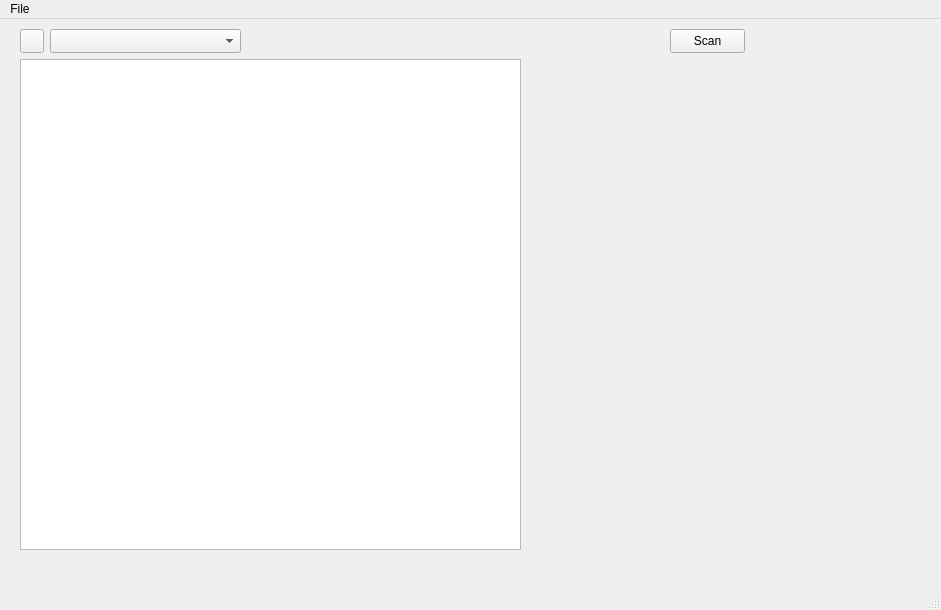
Before: the Qt Designer form src/MainWindow.ui in mubarizahmed/PichaScan, drawn with Qt 5.
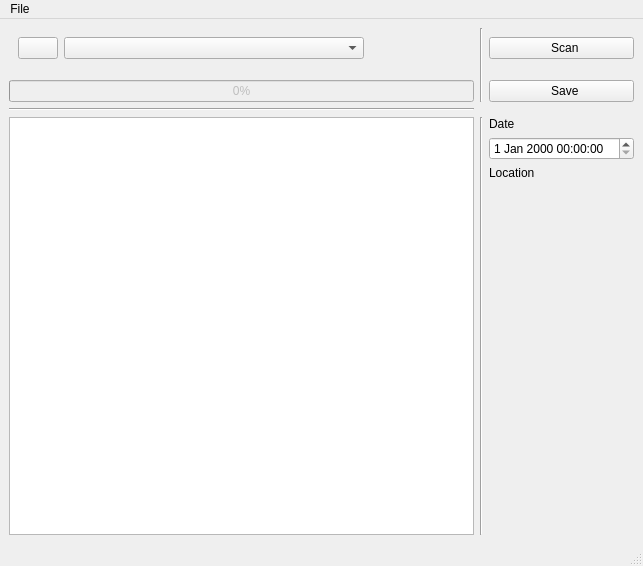
After: the same form once the commit is applied. Icons and pictures are not drawn.

```diff
--- a/src/MainWindow.ui
+++ b/src/MainWindow.ui
@@ -6,35 +6,48 @@
    <rect>
     <x>0</x>
     <y>0</y>
-    <width>941</width>
-    <height>610</height>
+    <width>643</width>
+    <height>566</height>
    </rect>
   </property>
   <property name="windowTitle">
    <string>PichaScan</string>
   </property>
   <widget class="QWidget" name="centralwidget">
-   <widget class="QPushButton" name="scanButton">
-    <property name="geometry">
-     <rect>
-      <x>670</x>
-      <y>10</y>
-      <width>75</width>
-      <height>24</height>
-     </rect>
-    </property>
-    <property name="text">
-     <string>Scan</string>
-    </property>
-   </widget>
+   <layout class="QGridLayout" name="gridLayout_2">
+    <item row="2" column="0">
+     <widget class="QWidget" name="horizontalWidget" native="true">
+      <layout class="QGridLayout" name="gridLayout_3">
+       <item row="0" column="2">
+        <spacer name="horizontalSpacer">
+         <property name="orientation">
+          <enum>Qt::Orientation::Horizontal</enum>
+         </property>
+         <property name="sizeType">
+          <enum>QSizePolicy::Policy::Expanding</enum>
+         </property>
+         <property name="sizeHint" stdset="0">
+          <size>
+           <width>40</width>
+           <height>20</height>
+          </size>
+         </property>
+        </spacer>
+       </item>
+       <item row="0" column="1">
+        <widget class="QComboBox" name="comboScanners">
+         <property name="minimumSize">
+          <size>
+           <width>300</width>
+           <height>0</height>
+          </size>
+         </property>
+        </widget>
+       </item>
+       <item row="0" column="0">
    <widget class="QPushButton" name="btnFindScanners">
-    <property name="geometry">
-     <rect>
-      <x>20</x>
-      <y>10</y>
-      <width>24</width>
-      <height>24</height>
-     </rect>
+         <property name="enabled">
+          <bool>true</bool>
     </property>
     <property name="toolTip">
      <string>Find scanners.</string>
@@ -52,26 +65,124 @@
      </size>
     </property>
    </widget>
-   <widget class="QComboBox" name="comboScanners">
-    <property name="geometry">
-     <rect>
-      <x>50</x>
-      <y>10</y>
-      <width>191</width>
-      <height>24</height>
-     </rect>
-    </property>
-   </widget>
+       </item>
+      </layout>
+     </widget>
+    </item>
+    <item row="6" column="0">
    <widget class="QGraphicsView" name="scanView">
-    <property name="geometry">
-     <rect>
-      <x>20</x>
-      <y>40</y>
-      <width>501</width>
-      <height>491</height>
-     </rect>
-    </property>
-   </widget>
+      <property name="backgroundBrush">
+       <brush brushstyle="SolidPattern">
+        <color alpha="255">
+         <red>255</red>
+         <green>255</green>
+         <blue>255</blue>
+        </color>
+       </brush>
+      </property>
+      <property name="interactive">
+       <bool>true</bool>
+      </property>
+     </widget>
+    </item>
+    <item row="4" column="0">
+     <widget class="QProgressBar" name="progressBar">
+      <property name="enabled">
+       <bool>false</bool>
+      </property>
+      <property name="value">
+       <number>0</number>
+      </property>
+     </widget>
+    </item>
+    <item row="6" column="1">
+     <widget class="Line" name="line">
+      <property name="orientation">
+       <enum>Qt::Orientation::Vertical</enum>
+      </property>
+     </widget>
+    </item>
+    <item row="5" column="0">
+     <widget class="Line" name="line_2">
+      <property name="orientation">
+       <enum>Qt::Orientation::Horizontal</enum>
+      </property>
+     </widget>
+    </item>
+    <item row="2" column="2" colspan="2">
+     <widget class="QPushButton" name="btnScan">
+      <property name="text">
+       <string>  Scan</string>
+      </property>
+      <property name="icon">
+       <iconset theme="scanner"/>
+      </property>
+      <property name="iconSize">
+       <size>
+        <width>12</width>
+        <height>12</height>
+       </size>
+      </property>
+     </widget>
+    </item>
+    <item row="6" column="2" colspan="2">
+     <layout class="QVBoxLayout" name="verticalLayout_4">
+      <item>
+       <widget class="QLabel" name="label">
+        <property name="text">
+         <string>Date</string>
+        </property>
+       </widget>
+      </item>
+      <item>
+       <widget class="QDateTimeEdit" name="dateTimeEdit"/>
+      </item>
+      <item>
+       <widget class="QLabel" name="label_2">
+        <property name="text">
+         <string>Location</string>
+        </property>
+       </widget>
+      </item>
+      <item>
+       <spacer name="verticalSpacer">
+        <property name="orientation">
+         <enum>Qt::Orientation::Vertical</enum>
+        </property>
+        <property name="sizeHint" stdset="0">
+         <size>
+          <width>20</width>
+          <height>40</height>
+         </size>
+        </property>
+       </spacer>
+      </item>
+     </layout>
+    </item>
+    <item row="4" column="2" colspan="2">
+     <widget class="QPushButton" name="btnSave">
+      <property name="text">
+       <string>  Save</string>
+      </property>
+      <property name="icon">
+       <iconset theme="document-save"/>
+      </property>
+      <property name="iconSize">
+       <size>
+        <width>12</width>
+        <height>12</height>
+       </size>
+      </property>
+     </widget>
+    </item>
+    <item row="2" column="1" rowspan="3">
+     <widget class="Line" name="line_3">
+      <property name="orientation">
+       <enum>Qt::Orientation::Vertical</enum>
+      </property>
+     </widget>
+    </item>
+   </layout>
   </widget>
   <widget class="QStatusBar" name="statusbar"/>
   <widget class="QMenuBar" name="menubar">
@@ -79,7 +190,7 @@
     <rect>
      <x>0</x>
      <y>0</y>
-     <width>941</width>
+     <width>643</width>
      <height>33</height>
     </rect>
    </property>
```
Lines whose indentation alone changed are shown as unchanged.
